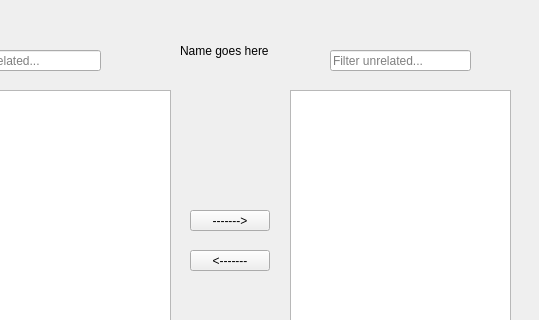
This is relationwindow.ui in hrafnkelli14/Verklegt-verkefni-3 as Qt 5 draws it before an edit; both pictures show x 100 to 639 and y 0 to 320 of the 639 by 433 pixel window. The edited form follows.
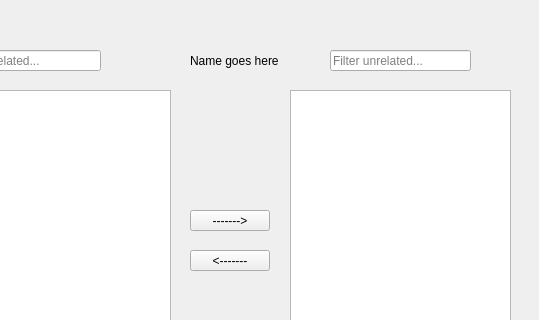
This is the edited form.

```diff
--- a/relationwindow.ui
+++ b/relationwindow.ui
@@ -104,8 +104,8 @@
   <widget class="QLabel" name="nameOfEdit">
    <property name="geometry">
     <rect>
-     <x>280</x>
-     <y>40</y>
+     <x>290</x>
+     <y>50</y>
      <width>111</width>
      <height>21</height>
     </rect>
```
